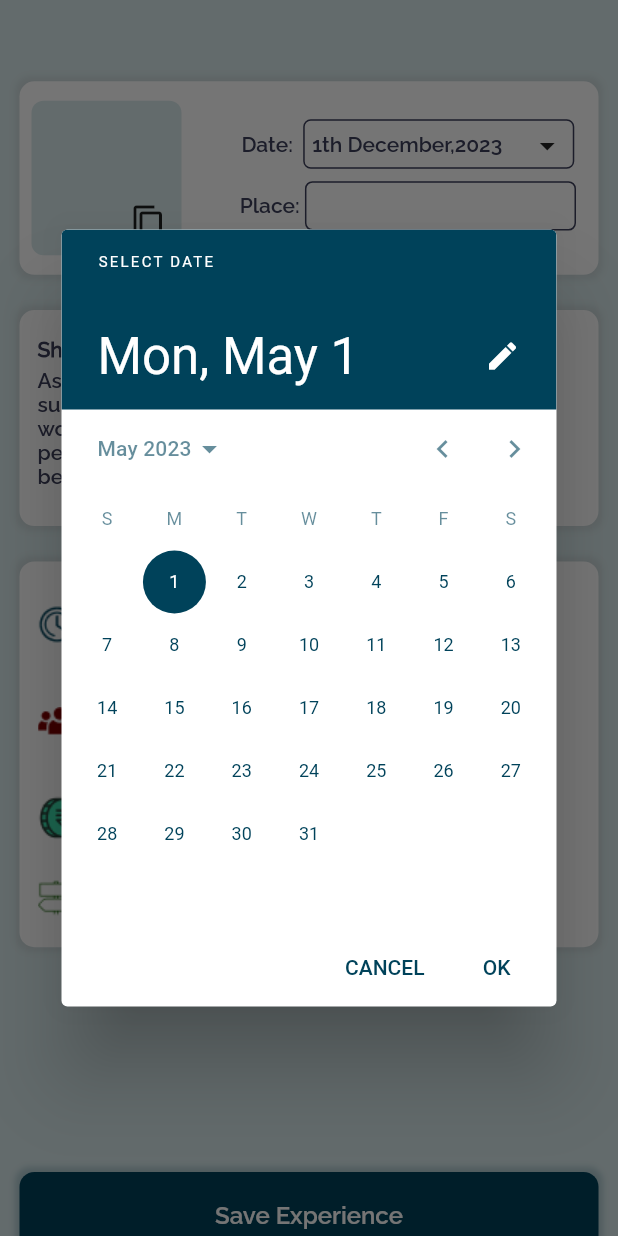
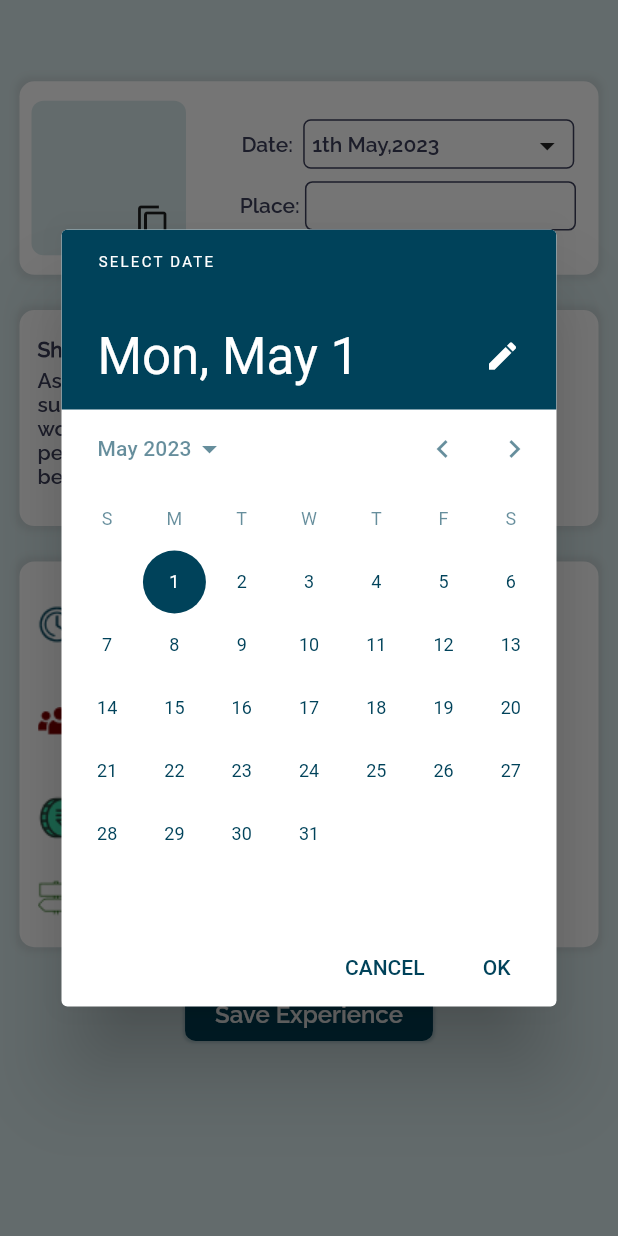
Before and after one commit to sarahasan17/Jaunnt_Task, a Flutter app: the screen it shows after launch, after a tap on "Next", on a phone screen of 412 x 824 dp. Run offline on Flutter 3.47's test engine with Material 2 defaults, Android fonts, the phone set to English and light mode, and no system bars; drawn by our look-alikes of dropdown_button2; our stand-ins replace get_storage, hive, hive_flutter, image_picker; missing offline and left inert: flutter_storage_path; accounts and stored records are empty.

Commit message:
multiple image

```diff
--- a/app_frontend/lib/screen/AddExperienceScreen/AddExperienceScreen.dart
+++ b/app_frontend/lib/screen/AddExperienceScreen/AddExperienceScreen.dart
@@ -40,8 +40,10 @@ class _AddExperienceScreenState extends State<AddExperienceScreen> {
     super.initState();
     datepicker();
     image = mybox.get(1);
+    multiple = mybox.get(2);
   }
 
+  bool multiple;
   String searchdata;
   DateTime selectedDate = DateTime.now();
   String image;
@@ -116,10 +118,17 @@ class _AddExperienceScreenState extends State<AddExperienceScreen> {
                                   Navigator.pop(context);
                                 },
                                 child: SizedBox(
-                                  height: 100,
-                                  width: 100,
+                                  height: s.height / 8.5,
+                                  width: s.width / 4,
+                                  child: Stack(children: [
+                                    Positioned(
+                                      top: 0,
+                                      bottom: 0,
+                                      left: 0,
+                                      right: 0,
                                       child: ClipRRect(
-                                    borderRadius: BorderRadius.circular(8.0),
+                                        borderRadius:
+                                            BorderRadius.circular(8.0),
                                         child: Image.file(
                                           File(
                                             image,
@@ -127,6 +136,17 @@ class _AddExperienceScreenState extends State<AddExperienceScreen> {
                                           fit: BoxFit.cover,
                                         ),
                                       ),
+                                    ),
+                                    if (multiple == true)
+                                      Positioned(
+                                          bottom: 5,
+                                          right: 5,
+                                          child: Icon(
+                                            Icons.copy_rounded,
+                                            color: theme.white,
+                                            size: 18,
+                                          ))
+                                  ]),
                                 ))
                           else
                             GestureDetector(
@@ -136,7 +156,7 @@ class _AddExperienceScreenState extends State<AddExperienceScreen> {
                               child: Container(
                                 padding: const EdgeInsets.all(10.0),
                                 height: s.height / 8,
-                                width: 100,
+                                width: s.width / 4,
                                 alignment: Alignment.bottomRight,
                                 decoration: BoxDecoration(
                                     borderRadius: BorderRadius.circular(8.0),
@@ -171,7 +191,7 @@ class _AddExperienceScreenState extends State<AddExperienceScreen> {
                                             MainAxisAlignment.spaceBetween,
                                         children: [
                                           Text(
-                                              '${selectedDate.day}th ${selectedDate.month == 1 ? 'January' : selectedDate.month == 2 ? 'February' : selectedDate.month == 3 ? 'March' : selectedDate.month == 4 ? 'April' : selectedDate.month == '5' ? 'May' : selectedDate.month == '6' ? 'June' : selectedDate.month == '7' ? 'July' : selectedDate.month == '8' ? 'August' : selectedDate.month == '9' ? 'Septembar' : selectedDate.month == '10' ? 'October' : selectedDate.month == '11' ? 'November' : 'December'},${selectedDate.year}',
+                                              '${selectedDate.day}th ${selectedDate.month == 1 ? 'January' : selectedDate.month == 2 ? 'February' : selectedDate.month == 3 ? 'March' : selectedDate.month == 4 ? 'April' : selectedDate.month == 5 ? 'May' : selectedDate.month == 6 ? 'June' : selectedDate.month == 7 ? 'July' : selectedDate.month == 8 ? 'August' : selectedDate.month == 9 ? 'Septembar' : selectedDate.month == 10 ? 'October' : selectedDate.month == 11 ? 'November' : 'December'},${selectedDate.year}',
                                               style: theme.font2),
                                           const Icon(Icons.arrow_drop_down)
                                         ],
@@ -382,28 +402,27 @@ class _AddExperienceScreenState extends State<AddExperienceScreen> {
                   ],
                 ),
                 SizedBox(
-                  height: s.height / 5.5,
+                  height: s.height / 30,
                 ),
                 Container(
-                  height: s.height / 14,
+                  padding: const EdgeInsets.only(
+                      top: 8, bottom: 8, left: 20, right: 20),
                   decoration: BoxDecoration(
                       boxShadow: [
                         BoxShadow(
                           color: theme.buttoncolor.withOpacity(0.2),
-                          spreadRadius: 3,
-                          blurRadius: 3,
+                          spreadRadius: 1,
+                          blurRadius: 1,
                           offset:
                               const Offset(0, 0), // changes position of shadow
                         ),
                       ],
-                      borderRadius: BorderRadius.circular(10.0),
+                      borderRadius: BorderRadius.circular(7.0),
                       color: theme.buttoncolor),
-                  child: Center(
                   child: Text(
                     'Save Experience',
-                      style: theme.font2
-                          .copyWith(color: theme.white, fontSize: 16),
-                    ),
+                    style:
+                        theme.font2.copyWith(color: theme.white, fontSize: 16),
                   ),
                 )
               ],
--- a/app_frontend/lib/screen/AddExperienceScreen/planner.dart
+++ b/app_frontend/lib/screen/AddExperienceScreen/planner.dart
@@ -54,9 +54,10 @@ class _PlannerState extends State<Planner> {
             child: Row(
           mainAxisAlignment: MainAxisAlignment.spaceBetween,
           children: [
-            Container(
-              width: s.width / 6.3,
+            SizedBox(
+              width: s.width / 6.5,
               child: TextFormField(
+                style: ThemeHelper().font2,
                 textAlign: TextAlign.start,
                 cursorColor: widget.theme.borderColor,
                 controller: widget.controller,
--- a/app_frontend/lib/screen/AddExperienceScreen/textfieldwidget.dart
+++ b/app_frontend/lib/screen/AddExperienceScreen/textfieldwidget.dart
@@ -33,7 +33,7 @@ class _TextFieldWidgetState extends State<TextFieldWidget> {
 
   @override
   static List<String> items = [
-    'Item1',
+    'Nandi Fallsssss',
     'Item2',
     'Item3',
     'Item4',
@@ -116,8 +116,9 @@ class _TextFieldWidgetState extends State<TextFieldWidget> {
                     );
                   })
               : Container(
+                  padding: const EdgeInsets.only(top: 5, bottom: 10, left: 10),
                   child: Text(
-                    'Add Places',
+                    'Add Places \'${place.text}\'',
                     style: ThemeHelper().font2,
                   ),
                 ),
--- a/app_frontend/lib/screen/ImagePickerScreen/ImagePickerScreen.dart
+++ b/app_frontend/lib/screen/ImagePickerScreen/ImagePickerScreen.dart
@@ -23,6 +23,7 @@ class _ImagePickerScreenState extends State<ImagePickerScreen> {
     // TODO: implement initState
     super.initState();
     getImagePath();
+    tick = List.filled(10000, false);
   }
 
   FileModel selectedModel;
@@ -39,8 +40,10 @@ class _ImagePickerScreenState extends State<ImagePickerScreen> {
     }
   }
 
+  bool multiple = false;
   String image;
-
+  List<bool> tick;
+  List<String> multipleimage = [];
   Widget build(BuildContext context) {
     ScreenWidth s = ScreenWidth(context);
     ThemeHelper theme = ThemeHelper();
@@ -70,6 +73,7 @@ class _ImagePickerScreenState extends State<ImagePickerScreen> {
                               setState(() {
                                 selectedModel = d;
                                 image = d.files[0];
+                                tick = List.filled(10000, false);
                               });
                             },
                           )),
@@ -79,6 +83,7 @@ class _ImagePickerScreenState extends State<ImagePickerScreen> {
                           GestureDetector(
                             onTap: () {
                               mybox.put(1, image);
+                              mybox.put(2, multiple);
                               Navigator.push(
                                   context,
                                   MaterialPageRoute(
@@ -100,6 +105,7 @@ class _ImagePickerScreenState extends State<ImagePickerScreen> {
                     ],
                   ),
                 ),
+                Stack(children: [
                   Container(
                     height: s.height / 2.3,
                     width: s.width,
@@ -112,6 +118,41 @@ class _ImagePickerScreenState extends State<ImagePickerScreen> {
                           )
                         : Container(),
                   ),
+                  Positioned(
+                      bottom: 10,
+                      right: 10,
+                      child: GestureDetector(
+                        onTap: () {
+                          setState(() {
+                            multiple = !multiple;
+                          });
+                        },
+                        child: Container(
+                          padding: const EdgeInsets.symmetric(
+                              vertical: 5, horizontal: 10),
+                          decoration: BoxDecoration(
+                              borderRadius: BorderRadius.circular(15),
+                              color: theme.buttoncolor.withOpacity(0.5)),
+                          child: Row(
+                            children: [
+                              Icon(
+                                Icons.copy,
+                                color: theme.white,
+                                size: 20,
+                              ),
+                              const SizedBox(
+                                width: 8,
+                              ),
+                              Text(
+                                'SELECT MULTIPLE',
+                                style: theme.font1
+                                    .copyWith(color: theme.white, fontSize: 12),
+                              )
+                            ],
+                          ),
+                        ),
+                      ))
+                ]),
                 SizedBox(
                   height: s.height / 150,
                 ),
@@ -127,12 +168,46 @@ class _ImagePickerScreenState extends State<ImagePickerScreen> {
                           itemBuilder: (_, i) {
                             var file = selectedModel.files[i];
                             return GestureDetector(
+                              child: Stack(children: [
+                                Positioned(
+                                  top: 0,
+                                  bottom: 0,
+                                  right: 0,
+                                  left: 0,
                                   child: Image.file(
                                     File(file),
                                     fit: BoxFit.cover,
                                   ),
+                                ),
+                                if (multiple == true)
+                                  Positioned(
+                                      top: 2,
+                                      right: 2,
+                                      child: GestureDetector(
+                                        child: CircleAvatar(
+                                          backgroundColor: theme.white,
+                                          radius: 8,
+                                          child: (tick[i] == true)
+                                              ? Icon(
+                                                  Icons.circle,
+                                                  color: theme.buttoncolor,
+                                                  size: 11,
+                                                )
+                                              : Container(),
+                                        ),
+                                      ))
+                                else
+                                  Container()
+                              ]),
                               onTap: () {
                                 setState(() {
+                                  tick[i] = !tick[i];
+                                  if (tick[i] == true) {
+                                    multipleimage.add(file);
+                                  }
+                                  if (tick[i] == false) {
+                                    multipleimage.remove(file);
+                                  }
                                   image = file;
                                 });
                               },
```
Lines whose indentation alone changed are shown as unchanged.
